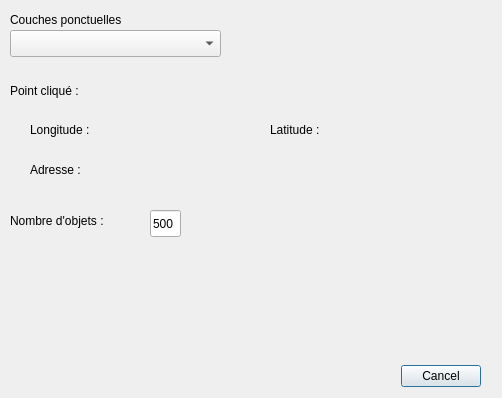
This is mon_extension_dialog_base.ui in achrafsk9/TP_PyQGIS as Qt 5 draws it before an edit. The edited form follows.
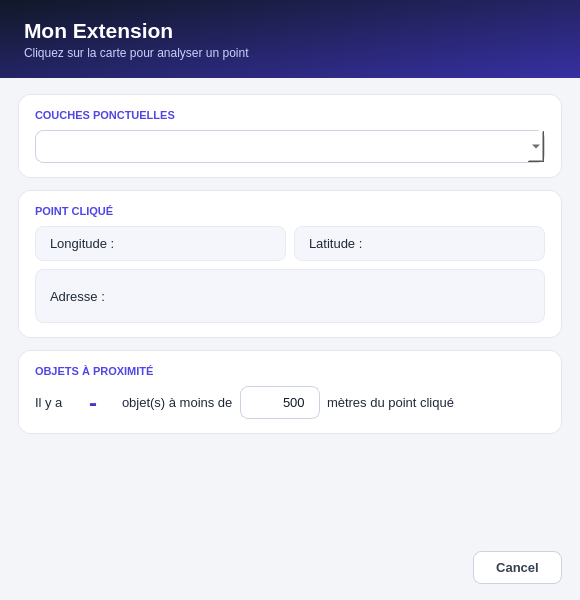
This is the edited form.

Commit message: Améliorer le design de l'interface

What changed in the file:
```diff
--- a/mon_extension_dialog_base.ui
+++ b/mon_extension_dialog_base.ui
@@ -2,147 +2,188 @@
 <ui version="4.0">
  <class>MonExtensionDialogBase</class>
  <widget class="QDialog" name="MonExtensionDialogBase">
-  <property name="geometry">
-   <rect>
-    <x>0</x>
-    <y>0</y>
-    <width>502</width>
-    <height>398</height>
-   </rect>
-  </property>
-  <property name="windowTitle">
-   <string>Mon Extension</string>
-  </property>
-  <widget class="QDialogButtonBox" name="buttonBox">
-   <property name="geometry">
-    <rect>
-     <x>310</x>
-     <y>360</y>
-     <width>171</width>
-     <height>32</height>
-    </rect>
-   </property>
-   <property name="orientation">
-    <enum>Qt::Horizontal</enum>
-   </property>
-   <property name="standardButtons">
-    <set>QDialogButtonBox::Cancel</set>
-   </property>
-  </widget>
-  <widget class="QLabel" name="label">
-   <property name="geometry">
-    <rect>
-     <x>10</x>
-     <y>10</y>
-     <width>141</width>
-     <height>19</height>
-    </rect>
-   </property>
-   <property name="text">
-    <string>Couches ponctuelles</string>
-   </property>
-  </widget>
-  <widget class="QComboBox" name="comboCouches">
-   <property name="geometry">
-    <rect>
-     <x>10</x>
-     <y>30</y>
-     <width>211</width>
-     <height>27</height>
-    </rect>
-   </property>
-  </widget>
-  <widget class="QLabel" name="labelLongitude">
-   <property name="geometry">
-    <rect>
-     <x>30</x>
-     <y>120</y>
-     <width>141</width>
-     <height>19</height>
-    </rect>
-   </property>
-   <property name="text">
-    <string>Longitude :</string>
-   </property>
-  </widget>
-  <widget class="QLabel" name="labelLatitude">
-   <property name="geometry">
-    <rect>
-     <x>270</x>
-     <y>120</y>
-     <width>141</width>
-     <height>19</height>
-    </rect>
-   </property>
-   <property name="text">
-    <string>Latitude :</string>
-   </property>
-  </widget>
-  <widget class="QLabel" name="label_2">
-   <property name="geometry">
-    <rect>
-     <x>10</x>
-     <y>80</y>
-     <width>131</width>
-     <height>21</height>
-    </rect>
-   </property>
-   <property name="text">
-    <string>Point cliqué :</string>
-   </property>
-  </widget>
-  <widget class="QLabel" name="labelAdresse">
-   <property name="geometry">
-    <rect>
-     <x>30</x>
-     <y>160</y>
-     <width>391</width>
-     <height>19</height>
-    </rect>
-   </property>
-   <property name="text">
-    <string>Adresse :</string>
-   </property>
-  </widget>
-  <widget class="QLabel" name="labelNombreObjets">
-   <property name="geometry">
-    <rect>
-     <x>30</x>
-     <y>250</y>
-     <width>371</width>
-     <height>21</height>
-    </rect>
-   </property>
-   <property name="text">
-    <string/>
-   </property>
-  </widget>
-  <widget class="QLineEdit" name="lineEditDistance">
-   <property name="geometry">
-    <rect>
-     <x>150</x>
-     <y>210</y>
-     <width>31</width>
-     <height>27</height>
-    </rect>
-   </property>
-   <property name="text">
-    <string>500</string>
-   </property>
-  </widget>
-  <widget class="QLabel" name="label_3">
-   <property name="geometry">
-    <rect>
-     <x>10</x>
-     <y>210</y>
-     <width>141</width>
-     <height>21</height>
-    </rect>
-   </property>
-   <property name="text">
-    <string>Nombre d'objets :</string>
-   </property>
-  </widget>
+  <property name="geometry"><rect><x>0</x><y>0</y><width>580</width><height>600</height></rect></property>
+  <property name="minimumSize"><size><width>560</width><height>560</height></size></property>
+  <property name="windowTitle"><string>Mon Extension</string></property>
+  <property name="styleSheet"><string notr="true">
+QDialog { background-color: #F3F5F9; }
+QLabel { color: #1F2937; background: transparent; font-size: 13px; }
+
+#enTete {
+  background: qlineargradient(x1:0, y1:0, x2:1, y2:1, stop:0 #111827, stop:1 #3730A3);
+}
+#labelTitre { color: #FFFFFF; font-size: 21px; font-weight: 700; }
+#labelSousTitre { color: #C7D2FE; font-size: 12px; }
+
+#carteCouche, #cartePoint, #carteObjets {
+  background-color: #FFFFFF;
+  border: 1px solid #E2E6EE;
+  border-radius: 12px;
+}
+#titreCouche, #titrePoint, #titreObjets {
+  color: #4F46E5; font-size: 11px; font-weight: 700;
+}
+
+#labelLongitude, #labelLatitude, #labelAdresse {
+  background-color: #F5F6FB;
+  border: 1px solid #E8EAF3;
+  border-radius: 8px;
+  padding: 9px 11px;
+}
+#labelNombreObjets { color: #4338CA; font-size: 24px; font-weight: 700; }
+
+QComboBox, QLineEdit {
+  background-color: #FFFFFF;
+  color: #111827;
+  border: 1px solid #CBD2E0;
+  border-radius: 8px;
+  padding: 7px 10px;
+  font-size: 13px;
+  selection-background-color: #4F46E5;
+  selection-color: #FFFFFF;
+}
+QComboBox:hover, QLineEdit:hover { border-color: #818CF8; }
+QComboBox:focus, QLineEdit:focus { border: 2px solid #4F46E5; }
+QComboBox QAbstractItemView {
+  background-color: #FFFFFF;
+  color: #111827;
+  border: 1px solid #CBD2E0;
+  selection-background-color: #4F46E5;
+  selection-color: #FFFFFF;
+}
+
+QPushButton {
+  background-color: #FFFFFF;
+  color: #374151;
+  border: 1px solid #CBD2E0;
+  border-radius: 8px;
+  padding: 8px 22px;
+  font-size: 13px;
+  font-weight: 600;
+}
+QPushButton:hover { background-color: #FEF2F2; color: #B91C1C; border-color: #FCA5A5; }
+QPushButton:pressed { background-color: #FEE2E2; }
+</string></property>
+  <layout class="QVBoxLayout" name="layoutRacine">
+   <property name="spacing"><number>0</number></property>
+   <property name="leftMargin"><number>0</number></property>
+   <property name="topMargin"><number>0</number></property>
+   <property name="rightMargin"><number>0</number></property>
+   <property name="bottomMargin"><number>0</number></property>
+   <item>
+    <widget class="QFrame" name="enTete">
+     <layout class="QVBoxLayout" name="layoutEnTete">
+      <property name="spacing"><number>3</number></property>
+      <property name="leftMargin"><number>24</number></property>
+      <property name="topMargin"><number>18</number></property>
+      <property name="rightMargin"><number>24</number></property>
+      <property name="bottomMargin"><number>18</number></property>
+      <item><widget class="QLabel" name="labelTitre"><property name="text"><string>Mon Extension</string></property></widget></item>
+      <item><widget class="QLabel" name="labelSousTitre"><property name="text"><string>Cliquez sur la carte pour analyser un point</string></property></widget></item>
+     </layout>
+    </widget>
+   </item>
+   <item>
+    <layout class="QVBoxLayout" name="layoutContenu">
+     <property name="spacing"><number>12</number></property>
+     <property name="leftMargin"><number>18</number></property>
+     <property name="topMargin"><number>16</number></property>
+     <property name="rightMargin"><number>18</number></property>
+     <property name="bottomMargin"><number>16</number></property>
+     <item>
+      <widget class="QFrame" name="carteCouche">
+       <layout class="QVBoxLayout" name="layoutCouche">
+        <property name="spacing"><number>8</number></property>
+        <property name="leftMargin"><number>16</number></property>
+        <property name="topMargin"><number>14</number></property>
+        <property name="rightMargin"><number>16</number></property>
+        <property name="bottomMargin"><number>14</number></property>
+        <item><widget class="QLabel" name="titreCouche"><property name="text"><string>COUCHES PONCTUELLES</string></property></widget></item>
+        <item><widget class="QComboBox" name="comboCouches"/></item>
+       </layout>
+      </widget>
+     </item>
+     <item>
+      <widget class="QFrame" name="cartePoint">
+       <layout class="QVBoxLayout" name="layoutPoint">
+        <property name="spacing"><number>8</number></property>
+        <property name="leftMargin"><number>16</number></property>
+        <property name="topMargin"><number>14</number></property>
+        <property name="rightMargin"><number>16</number></property>
+        <property name="bottomMargin"><number>14</number></property>
+        <item><widget class="QLabel" name="titrePoint"><property name="text"><string>POINT CLIQUÉ</string></property></widget></item>
+        <item>
+         <layout class="QHBoxLayout" name="layoutCoordonnees">
+          <property name="spacing"><number>8</number></property>
+          <item><widget class="QLabel" name="labelLongitude"><property name="text"><string>Longitude :</string></property></widget></item>
+          <item><widget class="QLabel" name="labelLatitude"><property name="text"><string>Latitude :</string></property></widget></item>
+         </layout>
+        </item>
+        <item>
+         <widget class="QLabel" name="labelAdresse">
+          <property name="minimumSize"><size><width>0</width><height>54</height></size></property>
+          <property name="text"><string>Adresse :</string></property>
+          <property name="wordWrap"><bool>true</bool></property>
+         </widget>
+        </item>
+       </layout>
+      </widget>
+     </item>
+     <item>
+      <widget class="QFrame" name="carteObjets">
+       <layout class="QVBoxLayout" name="layoutObjets">
+        <property name="spacing"><number>8</number></property>
+        <property name="leftMargin"><number>16</number></property>
+        <property name="topMargin"><number>14</number></property>
+        <property name="rightMargin"><number>16</number></property>
+        <property name="bottomMargin"><number>14</number></property>
+        <item><widget class="QLabel" name="titreObjets"><property name="text"><string>OBJETS À PROXIMITÉ</string></property></widget></item>
+        <item>
+         <layout class="QHBoxLayout" name="layoutPhrase">
+          <property name="spacing"><number>7</number></property>
+          <item><widget class="QLabel" name="labelIlYA"><property name="text"><string>Il y a</string></property></widget></item>
+          <item>
+           <widget class="QLabel" name="labelNombreObjets">
+            <property name="minimumSize"><size><width>44</width><height>0</height></size></property>
+            <property name="text"><string>-</string></property>
+            <property name="alignment"><set>Qt::AlignCenter</set></property>
+           </widget>
+          </item>
+          <item><widget class="QLabel" name="labelMoinsDe"><property name="text"><string>objet(s) à moins de</string></property></widget></item>
+          <item>
+           <widget class="QLineEdit" name="lineEditDistance">
+            <property name="maximumSize"><size><width>80</width><height>16777215</height></size></property>
+            <property name="text"><string>500</string></property>
+            <property name="alignment"><set>Qt::AlignRight|Qt::AlignVCenter</set></property>
+           </widget>
+          </item>
+          <item><widget class="QLabel" name="labelMetres"><property name="text"><string>mètres du point cliqué</string></property></widget></item>
+          <item>
+           <spacer name="espacePhrase">
+            <property name="orientation"><enum>Qt::Horizontal</enum></property>
+            <property name="sizeHint" stdset="0"><size><width>0</width><height>0</height></size></property>
+           </spacer>
+          </item>
+         </layout>
+        </item>
+       </layout>
+      </widget>
+     </item>
+     <item>
+      <spacer name="espaceVertical">
+       <property name="orientation"><enum>Qt::Vertical</enum></property>
+       <property name="sizeHint" stdset="0"><size><width>0</width><height>0</height></size></property>
+      </spacer>
+     </item>
+     <item>
+      <widget class="QDialogButtonBox" name="buttonBox">
+       <property name="orientation"><enum>Qt::Horizontal</enum></property>
+       <property name="standardButtons"><set>QDialogButtonBox::Cancel</set></property>
+      </widget>
+     </item>
+    </layout>
+   </item>
+  </layout>
  </widget>
  <resources/>
  <connections>
```
Left out of the diff: 20 changed lines with no effect on the pictures. The commit also changes 1 other file.
